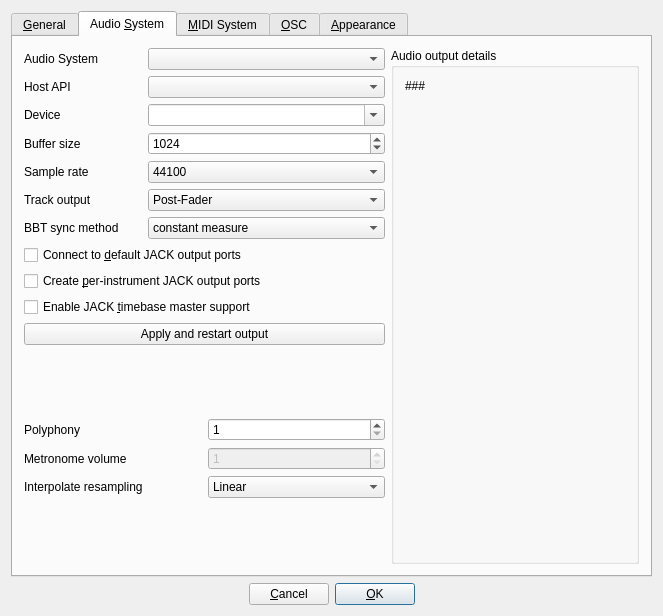
The window that src/gui/src/PreferencesDialog_UI.ui (hydrogen-music/hydrogen) describes before a commit, drawn with Qt 5.
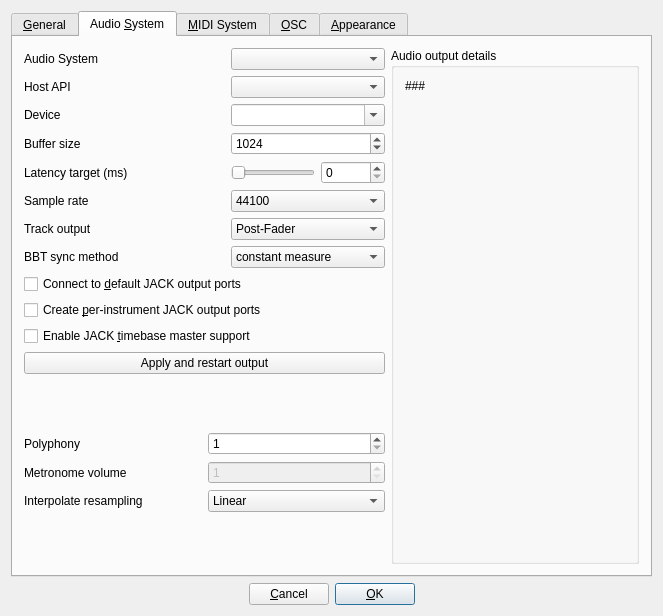
The same window after the commit. The open tabs and pages were chosen to show the change. Custom widgets are drawn as their Qt base class.

```diff
--- a/src/gui/src/PreferencesDialog_UI.ui
+++ b/src/gui/src/PreferencesDialog_UI.ui
@@ -247,102 +247,7 @@
           <layout class="QHBoxLayout" name="horizontalLayout"/>
          </item>
          <item>
-          <layout class="QGridLayout" columnstretch="1,2">
-           <item row="9" column="0">
-            <widget class="QLabel" name="jackBBTSyncLbl">
-             <property name="minimumSize">
-              <size>
-               <width>0</width>
-               <height>22</height>
-              </size>
-             </property>
-             <property name="toolTip">
-              <string>Specifies the variable, which has to remain constant in order to guarantee a working synchronization and relocation in the presence of another Jack timebase master.</string>
-             </property>
-             <property name="text">
-              <string>BBT sync method</string>
-             </property>
-            </widget>
-           </item>
-           <item row="6" column="1">
-            <widget class="QSpinBox" name="bufferSizeSpinBox">
-             <property name="minimumSize">
-              <size>
-               <width>0</width>
-               <height>22</height>
-              </size>
-             </property>
-             <property name="minimum">
-              <number>100</number>
-             </property>
-             <property name="maximum">
-              <number>5000</number>
-             </property>
-             <property name="singleStep">
-              <number>100</number>
-             </property>
-             <property name="value">
-              <number>1024</number>
-             </property>
-            </widget>
-           </item>
-           <item row="7" column="1">
-            <widget class="QComboBox" name="sampleRateComboBox">
-             <property name="currentIndex">
-              <number>0</number>
-             </property>
-             <item>
-              <property name="text">
-               <string>44100</string>
-              </property>
-             </item>
-             <item>
-              <property name="text">
-               <string>48000</string>
-              </property>
-             </item>
-             <item>
-              <property name="text">
-               <string>88200</string>
-              </property>
-             </item>
-             <item>
-              <property name="text">
-               <string>96000</string>
-              </property>
-             </item>
-            </widget>
-           </item>
-           <item row="5" column="0">
-            <widget class="QLabel" name="audioDeviceLbl">
-             <property name="text">
-              <string>Device</string>
-             </property>
-            </widget>
-           </item>
-           <item row="3" column="0">
-            <widget class="QLabel" name="label_6">
-             <property name="text">
-              <string>Audio System</string>
-             </property>
-            </widget>
-           </item>
-           <item row="8" column="0">
-            <widget class="QLabel" name="trackOutputLbl">
-             <property name="minimumSize">
-              <size>
-               <width>0</width>
-               <height>22</height>
-              </size>
-             </property>
-             <property name="text">
-              <string>Track output</string>
-             </property>
-            </widget>
-           </item>
-           <item row="3" column="1">
-            <widget class="QComboBox" name="driverComboBox"/>
-           </item>
+          <layout class="QGridLayout" columnstretch="1,0">
            <item row="6" column="0">
             <widget class="QLabel" name="buffer_sizeLbl">
              <property name="minimumSize">
@@ -356,27 +261,17 @@
              </property>
             </widget>
            </item>
-           <item row="9" column="1">
-            <widget class="QComboBox" name="jackBBTSyncComboBox">
+           <item row="9" column="0">
+            <widget class="QLabel" name="trackOutputLbl">
              <property name="minimumSize">
               <size>
                <width>0</width>
                <height>22</height>
               </size>
              </property>
-             <property name="toolTip">
-              <string>Specifies the variable, which has to remain constant in order to guarantee a working synchronization and relocation in the presence of another Jack timebase master.</string>
+             <property name="text">
+              <string>Track output</string>
              </property>
-             <item>
-              <property name="text">
-               <string>constant measure</string>
-              </property>
-             </item>
-             <item>
-              <property name="text">
-               <string>matching bars</string>
-              </property>
-             </item>
             </widget>
            </item>
            <item row="5" column="1">
@@ -392,20 +287,33 @@
              </property>
             </widget>
            </item>
-           <item row="7" column="0">
-            <widget class="QLabel" name="sampleRateLbl">
+           <item row="4" column="1">
+            <widget class="HostAPIComboBox" name="portaudioHostAPIComboBox"/>
+           </item>
+           <item row="10" column="1">
+            <widget class="QComboBox" name="jackBBTSyncComboBox">
              <property name="minimumSize">
               <size>
                <width>0</width>
                <height>22</height>
               </size>
              </property>
-             <property name="text">
-              <string>Sample rate</string>
+             <property name="toolTip">
+              <string>Specifies the variable, which has to remain constant in order to guarantee a working synchronization and relocation in the presence of another Jack timebase master.</string>
              </property>
+             <item>
+              <property name="text">
+               <string>constant measure</string>
+              </property>
+             </item>
+             <item>
+              <property name="text">
+               <string>matching bars</string>
+              </property>
+             </item>
             </widget>
            </item>
-           <item row="8" column="1">
+           <item row="9" column="1">
             <widget class="QComboBox" name="trackOutputComboBox">
              <property name="currentIndex">
               <number>0</number>
@@ -422,6 +330,35 @@
              </item>
             </widget>
            </item>
+           <item row="5" column="0">
+            <widget class="QLabel" name="audioDeviceLbl">
+             <property name="text">
+              <string>Device</string>
+             </property>
+            </widget>
+           </item>
+           <item row="6" column="1">
+            <widget class="QSpinBox" name="bufferSizeSpinBox">
+             <property name="minimumSize">
+              <size>
+               <width>0</width>
+               <height>22</height>
+              </size>
+             </property>
+             <property name="minimum">
+              <number>100</number>
+             </property>
+             <property name="maximum">
+              <number>5000</number>
+             </property>
+             <property name="singleStep">
+              <number>100</number>
+             </property>
+             <property name="value">
+              <number>1024</number>
+             </property>
+            </widget>
+           </item>
            <item row="4" column="0">
             <widget class="QLabel" name="portaudioHostAPILabel">
              <property name="text">
@@ -429,8 +366,99 @@
              </property>
             </widget>
            </item>
-           <item row="4" column="1">
-            <widget class="HostAPIComboBox" name="portaudioHostAPIComboBox"/>
+           <item row="3" column="0">
+            <widget class="QLabel" name="label_6">
+             <property name="text">
+              <string>Audio System</string>
+             </property>
+            </widget>
+           </item>
+           <item row="8" column="1">
+            <widget class="QComboBox" name="sampleRateComboBox">
+             <property name="currentIndex">
+              <number>0</number>
+             </property>
+             <item>
+              <property name="text">
+               <string>44100</string>
+              </property>
+             </item>
+             <item>
+              <property name="text">
+               <string>48000</string>
+              </property>
+             </item>
+             <item>
+              <property name="text">
+               <string>88200</string>
+              </property>
+             </item>
+             <item>
+              <property name="text">
+               <string>96000</string>
+              </property>
+             </item>
+            </widget>
+           </item>
+           <item row="10" column="0">
+            <widget class="QLabel" name="jackBBTSyncLbl">
+             <property name="minimumSize">
+              <size>
+               <width>0</width>
+               <height>22</height>
+              </size>
+             </property>
+             <property name="toolTip">
+              <string>Specifies the variable, which has to remain constant in order to guarantee a working synchronization and relocation in the presence of another Jack timebase master.</string>
+             </property>
+             <property name="text">
+              <string>BBT sync method</string>
+             </property>
+            </widget>
+           </item>
+           <item row="8" column="0">
+            <widget class="QLabel" name="sampleRateLbl">
+             <property name="minimumSize">
+              <size>
+               <width>0</width>
+               <height>22</height>
+              </size>
+             </property>
+             <property name="text">
+              <string>Sample rate</string>
+             </property>
+            </widget>
+           </item>
+           <item row="3" column="1">
+            <widget class="QComboBox" name="driverComboBox"/>
+           </item>
+           <item row="7" column="0">
+            <widget class="QLabel" name="portaudioLatencyLabel">
+             <property name="text">
+              <string>Latency target (ms)</string>
+             </property>
+            </widget>
+           </item>
+           <item row="7" column="1">
+            <layout class="QHBoxLayout" name="portaudioLatencyControls">
+             <item>
+              <widget class="QSlider" name="portaudioLatencySlider">
+               <property name="orientation">
+                <enum>Qt::Horizontal</enum>
+               </property>
+              </widget>
+             </item>
+             <item>
+              <widget class="QSpinBox" name="portaudioLatencySpinBox">
+               <property name="minimumSize">
+                <size>
+                 <width>64</width>
+                 <height>0</height>
+                </size>
+               </property>
+              </widget>
+             </item>
+            </layout>
            </item>
           </layout>
          </item>
```
Left out of the diff: 37 changed lines with no effect on the pictures.
